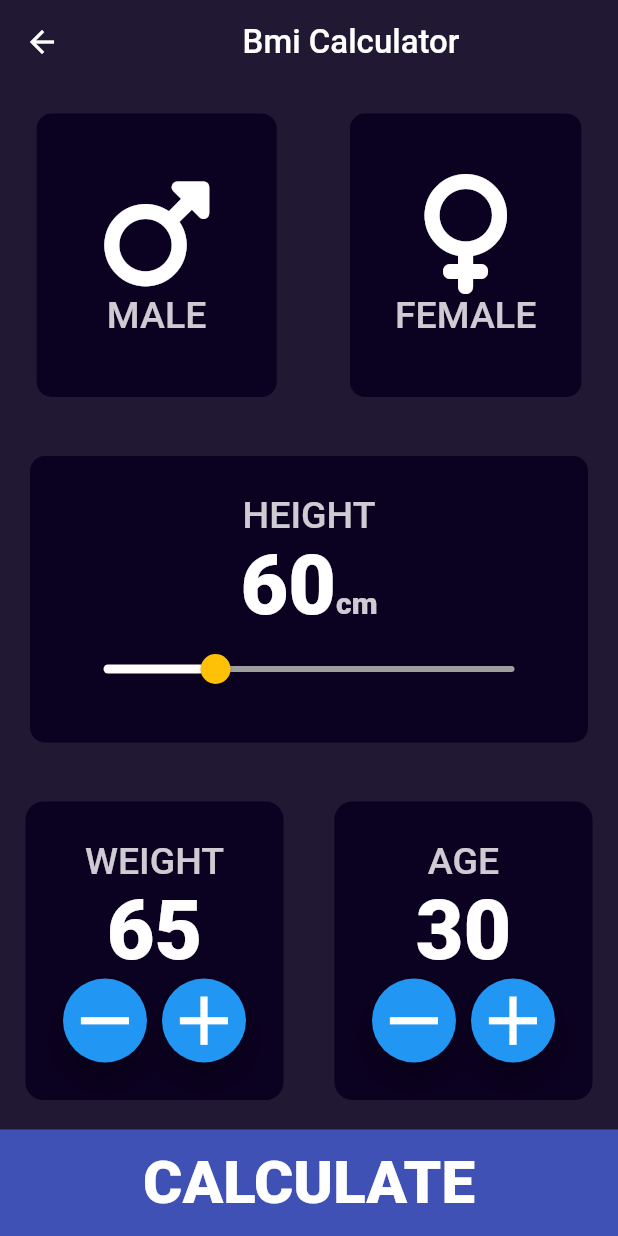
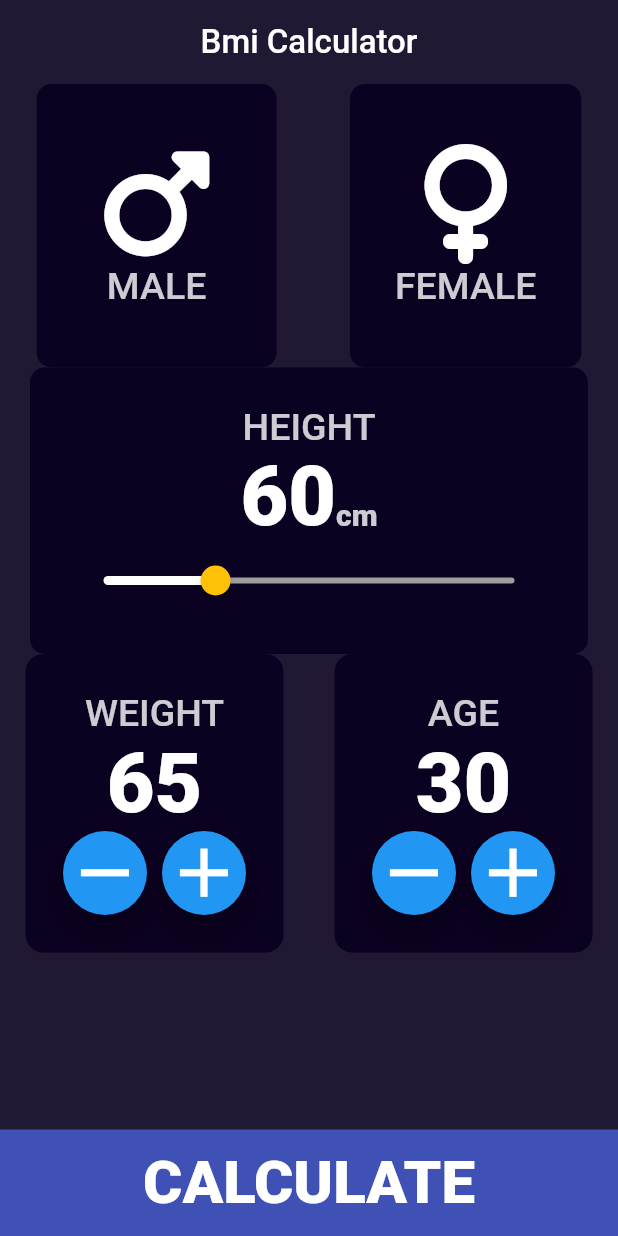
Before and after one commit to JanibekJali/Kurs11_bmi_calculator, a Flutter app: the HomeScreen screen opened directly, on a phone screen of 412 x 824 dp. Run offline on Flutter 3.47's test engine with Material 2 defaults, Android fonts, the light colour scheme and no system bars; our stand-ins replace font_awesome_flutter, get.

Commit message:
Bmi Calculter is done comletelly with getX

```diff
--- a/lib/constants/colors/app_colors.dart
+++ b/lib/constants/colors/app_colors.dart
@@ -1,6 +1,8 @@
 import 'package:flutter/material.dart';
 
 class AppColors {
+  static const Color activeColor = Colors.grey;
+  static const Color inactiveColor = mainColor;
   static const Color white = Colors.white;
   static const Color mainColor = Color(0xff0B0120);
 
--- /dev/null
+++ b/lib/enums/enum.dart
@@ -0,0 +1,4 @@
+enum Gender {
+  male,
+  female,
+}
--- a/lib/main.dart
+++ b/lib/main.dart
@@ -17,8 +17,8 @@ class BmiCalculator extends StatelessWidget {
         primarySwatch: Colors.blue,
       ),
       // initialRoute: '/homeScreen',
-      // home: HomeScreen(),
-      home: FirstView(),
+      home: HomeScreen(),
+      // home: FirstView(),
       // routes: {
       //   '/homeScreen': (context) => HomeScreen(),
       //   '/resultScreen': (context) => ResultScreen(),
--- /dev/null
+++ b/lib/screens/home_controller.dart
@@ -0,0 +1,36 @@
+import 'package:flutter/material.dart';
+import 'package:get/get.dart';
+import 'package:kurs11_bmi_calc/constants/colors/app_colors.dart';
+import 'package:kurs11_bmi_calc/enums/enum.dart';
+
+HomeController homeController = Get.find<HomeController>();
+//   final homeController=  Get.lazyPut(()=>HomeController());
+
+class HomeController extends GetxController {
+  RxDouble currentHeightState = 60.0.obs;
+  RxInt weight = 65.obs;
+  Rx<int> age = 30.obs;
+  Rx<Color> maleSelected = AppColors.inactiveColor.obs;
+  Rx<Color> femaleSelected = AppColors.inactiveColor.obs;
+  final Rx<GlobalKey<ScaffoldMessengerState>> scaffoldKey =
+      GlobalKey<ScaffoldMessengerState>().obs;
+
+  ageFunction(String ageMP) {
+    if (ageMP == '-') {
+      age.value--;
+    }
+    if (ageMP == '+') {
+      age.value++;
+    }
+  }
+
+  void enumMaleFemale(Gender gender) {
+    if (gender == Gender.male) {
+      maleSelected.value = AppColors.activeColor;
+      femaleSelected.value = AppColors.inactiveColor;
+    } else if (gender == Gender.female) {
+      femaleSelected.value = AppColors.activeColor;
+      maleSelected.value = AppColors.inactiveColor;
+    }
+  }
+}
--- a/lib/screens/home_screen.dart
+++ b/lib/screens/home_screen.dart
@@ -1,119 +1,22 @@
 import 'package:flutter/material.dart';
 import 'package:font_awesome_flutter/font_awesome_flutter.dart';
+import 'package:get/get.dart';
 import 'package:kurs11_bmi_calc/constants/colors/app_colors.dart';
 import 'package:kurs11_bmi_calc/constants/text_styles/app_text_styles.dart';
+import 'package:kurs11_bmi_calc/enums/enum.dart';
+import 'package:kurs11_bmi_calc/screens/home_controller.dart';
 import 'package:kurs11_bmi_calc/screens/result_screen.dart';
 import 'package:kurs11_bmi_calc/widgets/calculate_widget.dart';
 import 'package:kurs11_bmi_calc/widgets/genderContainerWidget.dart';
 import 'package:kurs11_bmi_calc/widgets/weight_age_widget.dart';
 
-Color activeColor = AppColors.grey;
-Color inactiveColor = AppColors.mainColor;
-
-enum Gender {
-  male,
-  female,
-}
-
-enum Age {
-  kosh,
-}
-
-class Mashina {
-  String bir = 'Lexus';
-  String eki = 'Audi';
-  String uch = 'Toyota';
-  String tort = 'Hyndai';
-}
-
-class Adamdar {
-  String name1 = 'Kuba';
-  String name2 = 'Sagyn';
-  String name3 = 'Timur';
-}
-
-enum Adam {
-  Kuba,
-  Sagyn,
-  Timur,
-}
-
-enum Mashine {
-  toyota,
-  lexus,
-  audi,
-  hyndai,
-  janibek,
-}
-
-class HomeScreen extends StatefulWidget {
-  const HomeScreen({Key? key}) : super(key: key);
-
-  @override
-  _HomeScreenState createState() => _HomeScreenState();
-}
-
-class _HomeScreenState extends State<HomeScreen> {
-  final GlobalKey<ScaffoldMessengerState> _scaffoldKey =
-      GlobalKey<ScaffoldMessengerState>();
-  double currentHeightState = 60;
-  int weight = 65;
-  int age = 30;
-  @override
-  showAlertDialog(BuildContext context) {
-    // set up the button
-    Widget okButton = TextButton(
-      child: Text("OK"),
-      onPressed: () {},
-    );
-
-    // set up the AlertDialog
-    AlertDialog alert = AlertDialog(
-      title: Text("My title"),
-      content: Text("This is my message."),
-      actions: [
-        okButton,
-      ],
-    );
-
-    // show the dialog
-    showDialog(
-      context: context,
-      builder: (BuildContext context) {
-        return alert;
-      },
-    );
-  }
-
-  ageFunction(String ageMP) {
-    if (ageMP == '-') {
-      age--;
-    }
-    if (ageMP == '+') {
-      age++;
-    }
-    setState(() {});
-  }
-
-  Color maleSelected = inactiveColor;
-  Color femaleSelected = inactiveColor;
-
-  /// primer3
-  void enumMaleFemale(Gender gender) {
-    if (gender == Gender.male) {
-      maleSelected = activeColor;
-      femaleSelected = inactiveColor;
-    } else if (gender == Gender.female) {
-      femaleSelected = activeColor;
-      maleSelected = inactiveColor;
-    }
-    setState(() {});
-  }
-
+class HomeScreen extends StatelessWidget {
+  HomeScreen({Key? key}) : super(key: key);
+  HomeController homeController = Get.put<HomeController>(HomeController());
   @override
   Widget build(BuildContext context) {
     return ScaffoldMessenger(
-      key: _scaffoldKey,
+      key: homeController.scaffoldKey.value,
       child: Scaffold(
         backgroundColor: const Color(0xff211834),
         appBar: AppBar(
@@ -126,30 +29,32 @@ class _HomeScreenState extends State<HomeScreen> {
             ),
           ),
         ),
-        body: Column(
+        body: SingleChildScrollView(
+          child: Column(
             mainAxisAlignment: MainAxisAlignment.spaceAround,
             children: [
-            Row(
+              Obx(() => Row(
                     mainAxisAlignment: MainAxisAlignment.spaceAround,
                     children: [
                       GenderContainerWidget(
-                  onTap: () => enumMaleFemale(Gender.male),
+                        onTap: () => homeController.enumMaleFemale(Gender.male),
                         icons: FontAwesomeIcons.mars,
                         genderText: 'Male',
                         horizontal: 40,
                         vertical: 40,
-                  colors: maleSelected,
+                        colors: homeController.maleSelected.value,
                       ),
                       GenderContainerWidget(
-                  onTap: () => enumMaleFemale(Gender.female),
+                        onTap: () =>
+                            homeController.enumMaleFemale(Gender.female),
                         horizontal: 30,
                         vertical: 40,
                         icons: FontAwesomeIcons.venus,
                         genderText: 'FeMale',
-                  colors: femaleSelected,
+                        colors: homeController.femaleSelected.value,
                       ),
                     ],
-            ),
+                  )),
               Padding(
                 padding: const EdgeInsets.symmetric(horizontal: 20),
                 child: Container(
@@ -170,8 +75,10 @@ class _HomeScreenState extends State<HomeScreen> {
                           crossAxisAlignment: CrossAxisAlignment.baseline,
                           textBaseline: TextBaseline.alphabetic,
                           children: [
-                          Text(currentHeightState.toStringAsFixed(0),
-                              style: AppTextStyles.white55w800),
+                            Obx(() => Text(
+                                homeController.currentHeightState.value
+                                    .toStringAsFixed(0),
+                                style: AppTextStyles.white55w800)),
                             Text(
                               'cm',
                               style: TextStyle(
@@ -182,55 +89,52 @@ class _HomeScreenState extends State<HomeScreen> {
                             ),
                           ],
                         ),
-                      Slider(
+                        Obx(() => Slider(
                               activeColor: Colors.white,
                               inactiveColor: Colors.grey,
                               thumbColor: Colors.amber,
-                        value: currentHeightState,
+                              value: homeController.currentHeightState.value,
                               onChanged: (double userValue) {
-                          setState(() {});
-                          currentHeightState = userValue;
+                                homeController.currentHeightState.value =
+                                    userValue;
                               },
                               max: 220,
                               min: 0,
-                      )
+                            ))
                       ],
                     ),
                   ),
                 ),
               ),
-            Row(
+              Obx(() => Row(
                     mainAxisAlignment: MainAxisAlignment.spaceAround,
                     children: [
                       WeightAgeWidget(
                         heroTag2: 'tag3',
                         heroTag1: 'tag4',
                         label: 'WeiGht',
-                  middleText: '$weight',
+                        middleText: '${homeController.weight.value}',
                         onPressedMinus: () {
-                    setState(() {
-                      weight--;
-                    });
+                          homeController.weight.value--;
                         },
                         onPressedPlus: () {
-                    setState(() {
-                      weight++;
-                    });
+                          homeController.weight.value++;
                         },
                       ),
                       WeightAgeWidget(
                         heroTag2: 'tag1',
                         heroTag1: 'tag2',
                         label: 'Age',
-                  middleText: '$age',
+                        middleText: '${homeController.age.value}',
                         onPressedMinus: () {
-                    ageFunction('-');
+                          homeController.ageFunction('-');
                         },
-                  onPressedPlus: () => ageFunction('+'),
+                        onPressedPlus: () => homeController.ageFunction('+'),
                       ),
                     ],
+                  )),
+            ],
           ),
-          ],
         ),
         bottomNavigationBar: CalculateWidget(
           labal: 'CalCulaTe',
@@ -238,8 +142,7 @@ class _HomeScreenState extends State<HomeScreen> {
             Navigator.push(
               context,
               MaterialPageRoute(
-                builder: (context) =>
-                    ResultScreen(height: currentHeightState, weight: weight),
+                builder: (context) => ResultScreen(),
               ),
             );
           },
--- a/pubspec.yaml
+++ b/pubspec.yaml
@@ -35,6 +35,7 @@ dependencies:
   # Use with the CupertinoIcons class for iOS style icons.
   cupertino_icons: ^1.0.2
   font_awesome_flutter: ^10.4.0
+  get: ^4.6.5
 
 dev_dependencies:
   flutter_test:
```
Also changed, not shown: lib/screens/home_binding.dart (added, +12 -0 lines), lib/screens/result_screen.dart (+6 -4 lines), pubspec.lock. Lines whose indentation alone changed are shown as unchanged.
